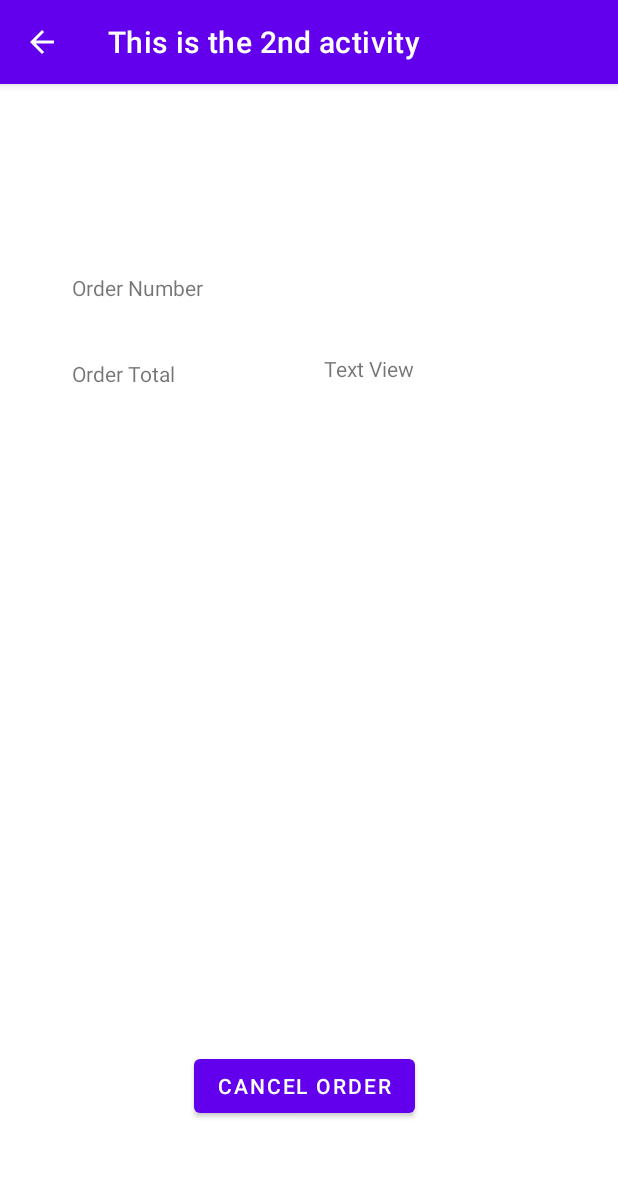
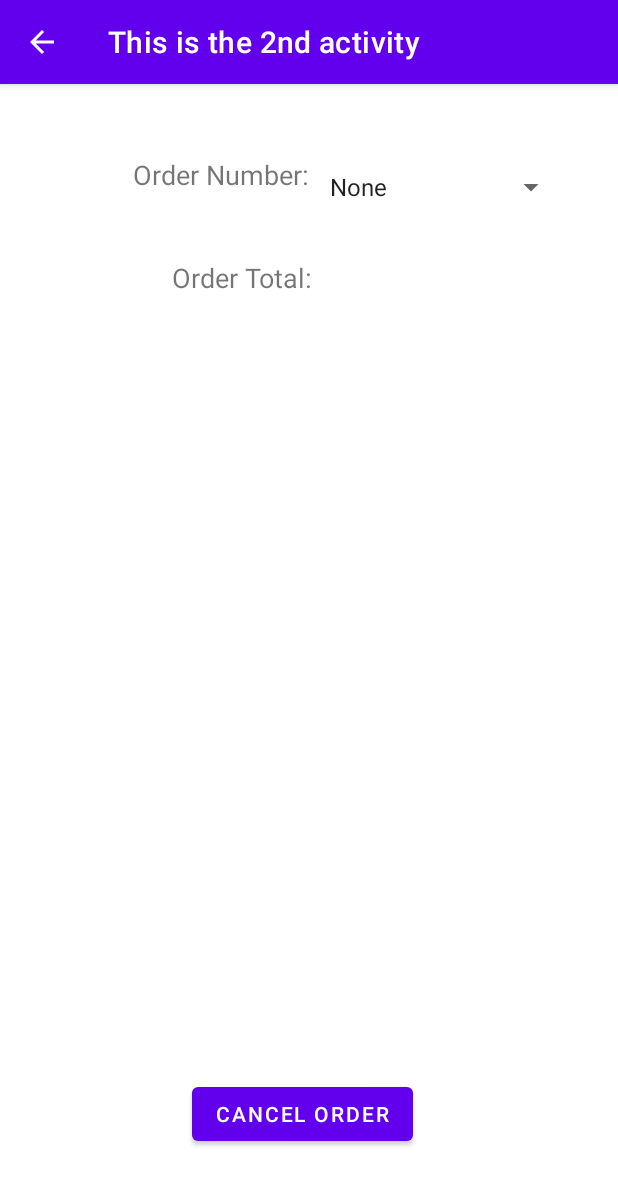
Before and after one commit to yy557/Project5, an Android app: the StoreOrderActivity screen opened directly, with no data from a screen before it, on a phone screen of 412 x 824 dp. Shown: the top 1185 px of the screen. Run offline under Robolectric (Android 15) with nearby library versions, the phone set to English and light mode, and no system bars.

Commit message:
Store Order Update

```diff
--- a/app/src/main/res/layout/activity_current_order.xml
+++ b/app/src/main/res/layout/activity_current_order.xml
@@ -4,7 +4,7 @@
     xmlns:tools="http://schemas.android.com/tools"
     android:layout_width="match_parent"
     android:layout_height="match_parent"
-    tools:context=".SecondActivity">
+    tools:context=".CurrentOrderActivity">
 
     <TextView
         android:id="@+id/textView6"
--- a/app/src/main/res/layout/activity_store_order.xml
+++ b/app/src/main/res/layout/activity_store_order.xml
@@ -4,53 +4,83 @@
     xmlns:tools="http://schemas.android.com/tools"
     android:layout_width="match_parent"
     android:layout_height="match_parent"
-    tools:context=".SecondActivity">
+    tools:context=".StoreOrderActivity">
 
     <Button
         android:id="@+id/button4"
         android:layout_width="wrap_content"
         android:layout_height="wrap_content"
-        android:layout_marginStart="129dp"
-        android:layout_marginTop="644dp"
+        android:layout_marginStart="128dp"
         android:text="@string/cancel_order"
+        app:layout_constraintBottom_toBottomOf="parent"
+        app:layout_constraintStart_toStartOf="parent"
+        app:layout_constraintTop_toTopOf="parent"
+        app:layout_constraintVertical_bias="0.92" />
+
+    <TextView
+        android:id="@+id/orderTotal"
+        android:layout_width="0dp"
+        android:layout_height="45dp"
+        android:layout_marginStart="212dp"
+        android:layout_marginTop="116dp"
+        android:layout_marginEnd="35dp"
+        android:textSize="18sp"
+        app:layout_constraintEnd_toEndOf="parent"
+        app:layout_constraintHorizontal_bias="0.997"
+        app:layout_constraintStart_toEndOf="@+id/textView19"
         app:layout_constraintStart_toStartOf="parent"
         app:layout_constraintTop_toTopOf="parent" />
 
-    <ListView
-        android:layout_width="409dp"
-        android:layout_height="384dp"
-        android:layout_marginStart="1dp"
-        android:layout_marginTop="228dp"
+    <Spinner
+        android:id="@+id/ordNum"
+        android:layout_width="0dp"
+        android:layout_height="41dp"
+        android:layout_marginStart="212dp"
+        android:layout_marginTop="48dp"
+        android:layout_marginEnd="34dp"
+        android:outlineProvider="none"
+        app:layout_constraintEnd_toEndOf="parent"
+        app:layout_constraintStart_toEndOf="@+id/textView5"
         app:layout_constraintStart_toStartOf="parent"
         app:layout_constraintTop_toTopOf="parent" />
 
     <TextView
+        android:id="@+id/pizzaListView"
+        android:layout_width="373dp"
+        android:layout_height="0dp"
+        android:layout_marginBottom="170dp"
+        app:layout_constraintBottom_toBottomOf="parent"
+        app:layout_constraintEnd_toEndOf="parent"
+        app:layout_constraintStart_toStartOf="parent"
+        app:layout_constraintTop_toBottomOf="@+id/textView19"
+        app:layout_constraintVertical_bias="0.746" />
+
+    <TextView
         android:id="@+id/textView5"
-        android:layout_width="wrap_content"
-        android:layout_height="wrap_content"
-        android:layout_marginStart="216dp"
-        android:layout_marginTop="180dp"
-        android:text="Text View"
+        android:layout_width="123dp"
+        android:layout_height="41dp"
+        android:layout_marginStart="88dp"
+        android:layout_marginTop="48dp"
+        android:layout_marginBottom="27dp"
+        android:text="@string/order_number_label"
+        android:textSize="18sp"
+        app:layout_constraintBottom_toTopOf="@+id/textView19"
+        app:layout_constraintEnd_toStartOf="@+id/ordNum"
         app:layout_constraintStart_toStartOf="parent"
         app:layout_constraintTop_toTopOf="parent" />
 
     <TextView
-        android:id="@+id/textView10"
-        android:layout_width="wrap_content"
-        android:layout_height="wrap_content"
-        android:layout_marginStart="48dp"
-        android:layout_marginTop="126dp"
-        android:text="@string/order_number"
+        android:id="@+id/textView19"
+        android:layout_width="97dp"
+        android:layout_height="43dp"
+        android:layout_marginStart="112dp"
+        android:layout_marginBottom="31dp"
+        android:text="@string/order_total_label"
+        android:textSize="18sp"
+        app:layout_constraintBottom_toTopOf="@+id/pizzaListView"
+        app:layout_constraintEnd_toStartOf="@+id/orderTotal"
+        app:layout_constraintHorizontal_bias="1.0"
         app:layout_constraintStart_toStartOf="parent"
-        app:layout_constraintTop_toTopOf="parent" />
+        app:layout_constraintTop_toBottomOf="@+id/textView5" />
 
-    <TextView
-        android:id="@+id/textView11"
-        android:layout_width="137dp"
-        android:layout_height="31dp"
-        android:layout_marginStart="48dp"
-        android:layout_marginTop="183dp"
-        android:text="@string/order_total"
-        app:layout_constraintStart_toStartOf="parent"
-        app:layout_constraintTop_toTopOf="parent" />
 </androidx.constraintlayout.widget.ConstraintLayout>
--- a/app/src/main/res/values/strings.xml
+++ b/app/src/main/res/values/strings.xml
@@ -10,7 +10,26 @@
         <item>New York Build Your Own</item>
         <item>New York Meatzza</item>
     </string-array>
+    <string name="order_numbers">dropDownMenu</string>
+    <string-array name="orderNumbers">
+        <item>None</item>
+    </string-array>
     <string name="cancel_order">Cancel Order</string>
     <string name="order_number">Order Number</string>
-    <string name="order_total">Order Total</string>
+    <string name="pizza_manager">Pizza Manager</string>
+    <string name="add_to_order">Add To Order</string>
+    <string name="small">Small</string>
+    <string name="medium">Medium</string>
+    <string name="large">Large</string>
+    <string name="store_orders">Store Orders</string>
+    <string name="current_orders">Current Orders</string>
+    <string name="add_topping">Add topping</string>
+    <string name="remove_topping">Remove topping</string>
+    <string name="crust">Crust</string>
+    <string name="textview">TextView</string>
+    <string name="pizza_price">Pizza Price</string>
+    <string name="available_toppings">Available Toppings</string>
+    <string name="selected_toppings">Selected Toppings</string>
+    <string name="order_number_label">Order Number:</string>
+    <string name="order_total_label">Order Total:</string>
 </resources>
```
Also changed, not shown: app/src/main/java/com/example/project5/StoreOrderActivity.java (+76 -0 lines), app/src/main/res/layout/activity_main.xml (+14 -14 lines).
